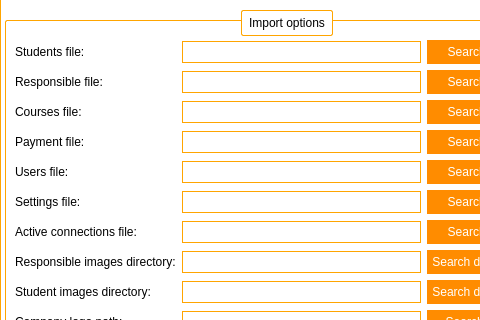
Before: the Qt Designer form frmimportexportdb.ui in Nintersoft/SmartClass, drawn with Qt 5; both pictures show x 0 to 480 and y 0 to 320 of the 571 by 990 pixel window.
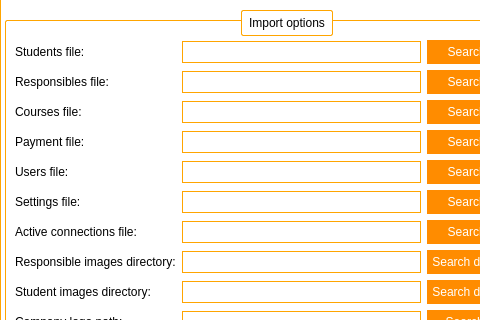
After: the same form once the commit is applied. Icons and pictures are not drawn.

Diff of the .ui file:
```diff
--- a/frmimportexportdb.ui
+++ b/frmimportexportdb.ui
@@ -1529,7 +1529,7 @@
          <item row="1" column="0">
           <widget class="QLabel" name="lblParentFilePath">
            <property name="text">
-            <string>Responsible file:</string>
+            <string>Responsibles file:</string>
            </property>
           </widget>
          </item>
```
